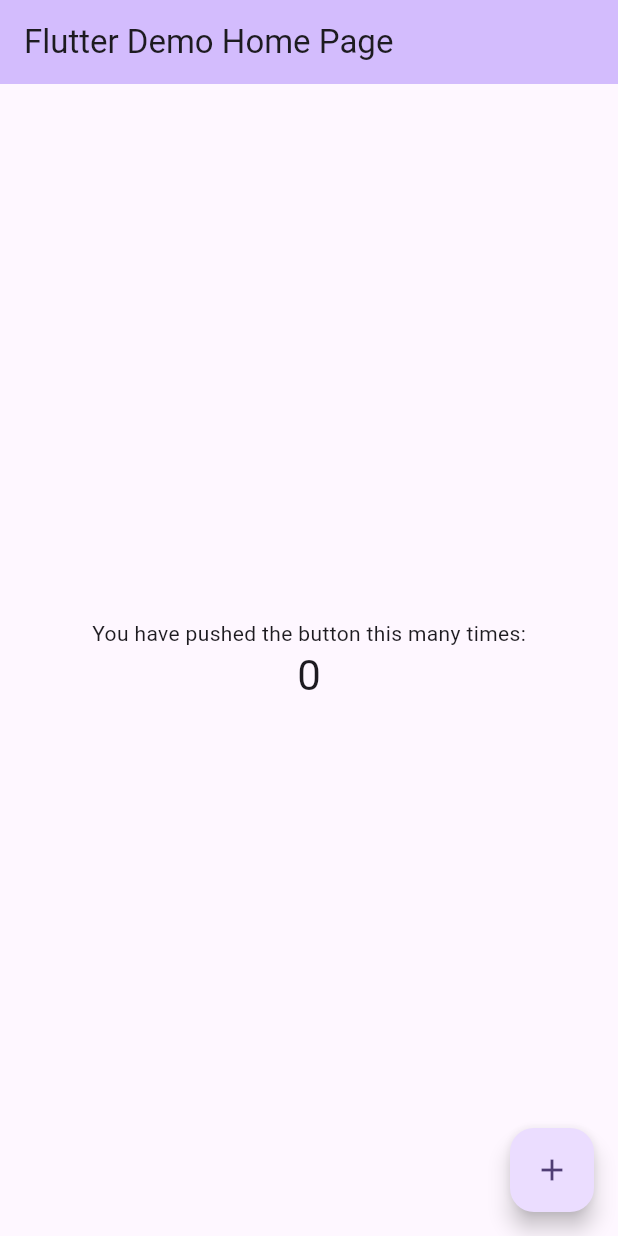
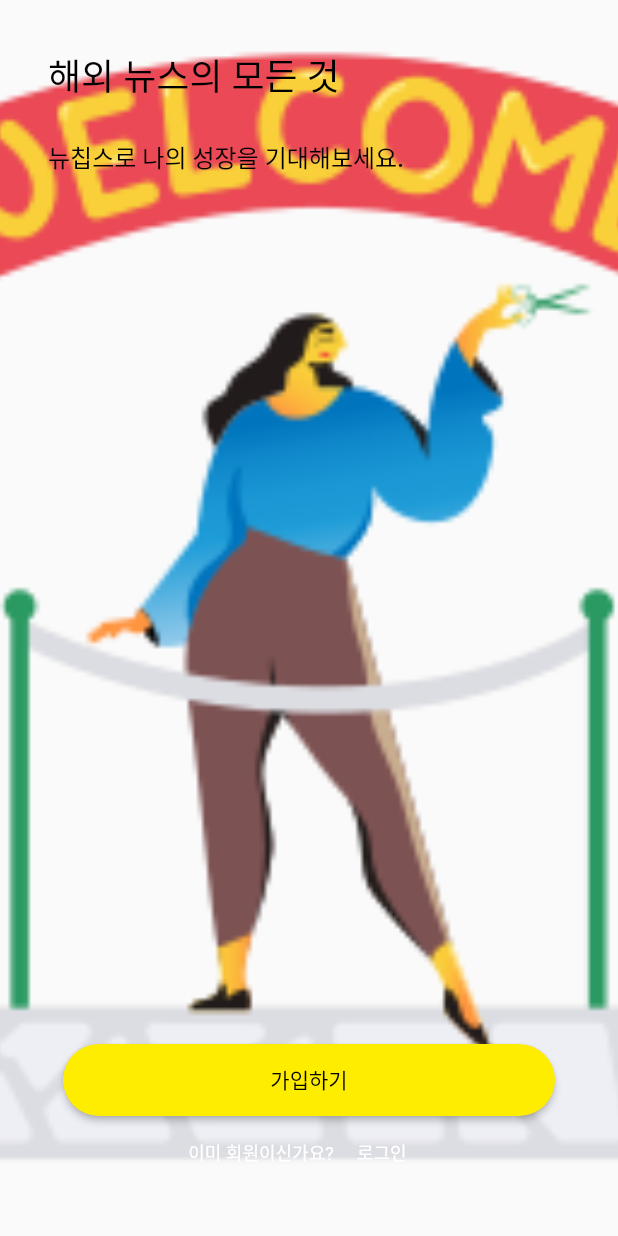
Before and after one commit to gusdas/newsApp, a Flutter app: the screen it shows after launch, on a phone screen of 412 x 824 dp. Run offline on Flutter 3.47's test engine with Material 2 defaults, Android fonts, the phone set to English and light mode, and no system bars; our stand-ins replace animated_splash_screen.

Commit message:
[feat] splash, login main page]

```diff
--- a/lib/main.dart
+++ b/lib/main.dart
@@ -1,4 +1,4 @@
-import 'dart:math' as Math;
+import 'package:animated_splash_screen/animated_splash_screen.dart';
 import 'package:flutter/material.dart';
 
 void main() {
@@ -13,114 +13,139 @@ class MyApp extends StatelessWidget {
   Widget build(BuildContext context) {
     return MaterialApp(
       title: 'Flutter Demo',
+      debugShowCheckedModeBanner: false,
       theme: ThemeData(
-        // This is the theme of your application.
-        //
-        // TRY THIS: Try running your application with "flutter run". You'll see
-        // the application has a blue toolbar. Then, without quitting the app,
-        // try changing the seedColor in the colorScheme below to Colors.green
-        // and then invoke "hot reload" (save your changes or press the "hot
-        // reload" button in a Flutter-supported IDE, or press "r" if you used
-        // the command line to start the app).
-        //
-        // Notice that the counter didn't reset back to zero; the application
-        // state is not lost during the reload. To reset the state, use hot
-        // restart instead.
-        //
-        // This works for code too, not just values: Most code changes can be
-        // tested with just a hot reload.
-        colorScheme: ColorScheme.fromSeed(seedColor: Colors.deepPurple),
-        useMaterial3: true,
+        primarySwatch: Colors.red,
       ),
-      home: const MyHomePage(title: 'Flutter Demo Home Page'),
+      home: const SplashScreen(),
     );
   }
 }
 
-class MyHomePage extends StatefulWidget {
-  const MyHomePage({super.key, required this.title});
-
-  // This widget is the home page of your application. It is stateful, meaning
-  // that it has a State object (defined below) that contains fields that affect
-  // how it looks.
-
-  // This class is the configuration for the state. It holds the values (in this
-  // case the title) provided by the parent (in this case the App widget) and
-  // used by the build method of the State. Fields in a Widget subclass are
-  // always marked "final".
-
-  final String title;
-
-  @override
-  State<MyHomePage> createState() => _MyHomePageState();
-}
-
-class _MyHomePageState extends State<MyHomePage> {
-  int _counter = Math.Random().nextInt(10);
-
-  void _incrementCounter() {
-    setState(() {
-      // This call to setState tells the Flutter framework that something has
-      // changed in this State, which causes it to rerun the build method below
-      // so that the display can reflect the updated values. If we changed
-      // _counter without calling setState(), then the build method would not be
-      // called again, and so nothing would appear to happen.
-      _counter++;
-    });
-  }
+class SplashScreen extends StatelessWidget {
+  const SplashScreen({super.key});
 
   @override
   Widget build(BuildContext context) {
-    // This method is rerun every time setState is called, for instance as done
-    // by the _incrementCounter method above.
-    //
-    // The Flutter framework has been optimized to make rerunning build methods
-    // fast, so that you can just rebuild anything that needs updating rather
-    // than having to individually change instances of widgets.
+    return AnimatedSplashScreen(
+      // splash: Column(
+      //   children: [
+      //     Image.asset('images/1.png'),
+      //     const Text('My app',
+      //         style: TextStyle(fontSize: 40, fontWeight: FontWeight.bold)),
+      //   ],
+      splash: Image.asset('images/1.png'),
+      backgroundColor: Colors.red,
+      nextScreen: const LoginPage(),
+      splashIconSize: 400,
+      duration: 400,
+      splashTransition: SplashTransition.fadeTransition,
+      animationDuration: const Duration(seconds: 1),
+    );
+  }
+}
+
+Color color1 = _colorFromHex("b74093");
+
+class LoginPage extends StatelessWidget {
+  const LoginPage({super.key});
+
+  @override
+  Widget build(BuildContext context) {
     return Scaffold(
-      appBar: AppBar(
-        // TRY THIS: Try changing the color here to a specific color (to
-        // Colors.amber, perhaps?) and trigger a hot reload to see the AppBar
-        // change color while the other colors stay the same.
-        backgroundColor: Theme.of(context).colorScheme.inversePrimary,
-        // Here we take the value from the MyHomePage object that was created by
-        // the App.build method, and use it to set our appbar title.
-        title: Text(widget.title),
+      resizeToAvoidBottomInset: false,
+      body: Container(
+          alignment: Alignment.center,
+          padding: const EdgeInsets.all(32),
+          decoration: const BoxDecoration(
+            image: DecorationImage(
+                image: AssetImage("images/1.png"), fit: BoxFit.cover),
           ),
-      body: Center(
-        // Center is a layout widget. It takes a single child and positions it
-        // in the middle of the parent.
           child: Column(
-          // Column is also a layout widget. It takes a list of children and
-          // arranges them vertically. By default, it sizes itself to fit its
-          // children horizontally, and tries to be as tall as its parent.
-          //
-          // Column has various properties to control how it sizes itself and
-          // how it positions its children. Here we use mainAxisAlignment to
-          // center the children vertically; the main axis here is the vertical
-          // axis because Columns are vertical (the cross axis would be
-          // horizontal).
-          //
-          // TRY THIS: Invoke "debug painting" (choose the "Toggle Debug Paint"
-          // action in the IDE, or press "p" in the console), to see the
-          // wireframe for each widget.
-          mainAxisAlignment: MainAxisAlignment.center,
-          children: <Widget>[
-            const Text(
-              'You have pushed the button this many times:',
+            mainAxisAlignment: MainAxisAlignment.spaceBetween,
+            children: [
+              const Column(
+                children: [
+                  Align(
+                    alignment: Alignment.topLeft,
+                    child: Text(
+                      "해외 뉴스의 모든 것",
+                      style: TextStyle(
+                        fontSize: 24,
+                        fontWeight: FontWeight.w400,
+                        color: Colors.black,
                       ),
-            Text(
-              '$_counter',
-              style: Theme.of(context).textTheme.headlineMedium,
+                    ),
+                  ),
+                  SizedBox(height: 24.0),
+                  Align(
+                    alignment: Alignment.topLeft,
+                    child: Text(
+                      "뉴칩스로 나의 성장을 기대해보세요.",
+                      style: TextStyle(
+                        fontSize: 16,
+                        fontWeight: FontWeight.w500,
+                        color: Colors.black,
+                      ),
+                    ),
                   ),
                 ],
               ),
+              Column(
+                children: [
+                  ElevatedButton(
+                    onPressed: () {},
+                    style: ElevatedButton.styleFrom(
+                      backgroundColor: const Color(0xffffed00),
+                      foregroundColor: const Color(0xffD9D9D9),
+                      minimumSize: const Size(328, 48),
+                      shape: RoundedRectangleBorder(
+                        borderRadius: BorderRadius.circular(24), // <-- Radius
                       ),
-      floatingActionButton: FloatingActionButton(
-        onPressed: _incrementCounter,
-        tooltip: 'Increment',
-        child: const Icon(Icons.add),
-      ), // This trailing comma makes auto-formatting nicer for build methods.
+                    ),
+                    child: const Text(
+                      '가입하기',
+                      style: TextStyle(
+                        fontSize: 14,
+                        fontWeight: FontWeight.w500,
+                        color: Colors.black,
+                      ),
+                    ),
+                  ),
+                  Row(
+                    mainAxisAlignment: MainAxisAlignment.center,
+                    children: [
+                      const Text(
+                        '이미 회원이신가요?',
+                        style: TextStyle(
+                          fontSize: 12,
+                          fontWeight: FontWeight.w400,
+                          color: Color(0xffFFFFFF),
+                        ),
+                      ),
+                      TextButton(
+                        onPressed: () {},
+                        child: const Text(
+                          "로그인",
+                          style: TextStyle(
+                            fontSize: 12,
+                            fontWeight: FontWeight.w400,
+                            color: Color(0xffFFFFFF),
+                          ),
+                        ),
+                      )
+                    ],
+                  )
+                ],
+              ),
+            ],
+          ) // Foreground widget here
+          ),
     );
   }
 }
+
+Color _colorFromHex(String hexColor) {
+  final hexCode = hexColor.replaceAll('#', '');
+  return Color(int.parse('FF$hexCode', radix: 16));
+}
```
Also changed, not shown: pubspec.yaml (+4 -4 lines), images/1.png (added), pubspec.lock, 1 other file. Lines whose indentation alone changed are shown as unchanged.
